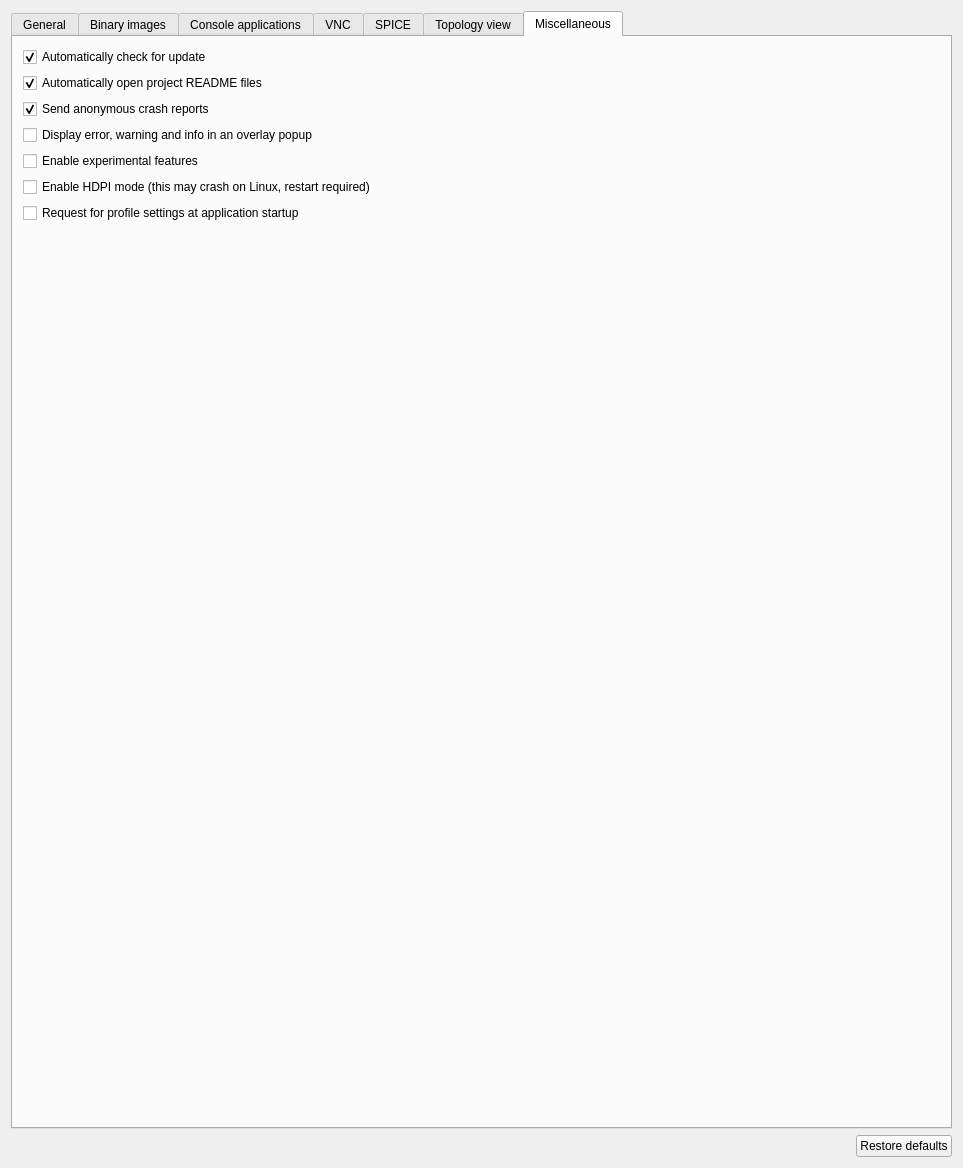
First picture: the form in gns3/ui/general_preferences_page.ui, repository kaisenlinux/gns3-gui, before the edit.
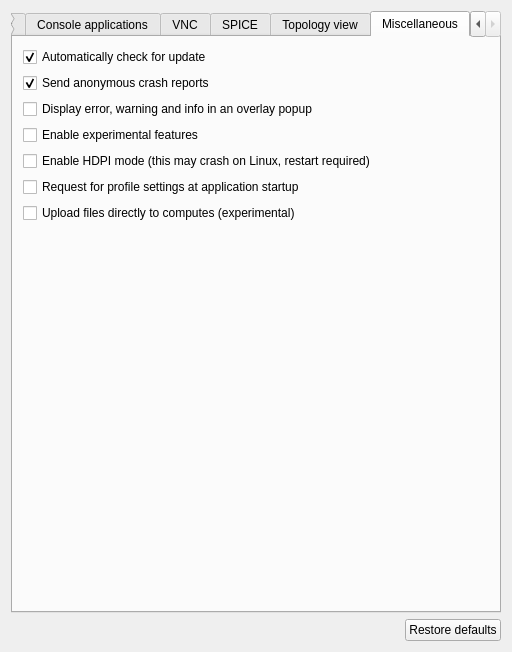
Second picture: the form after the edit. The open tabs and pages were chosen to show the change.

The edit to the form file:
```diff
--- a/gns3/ui/general_preferences_page.ui
+++ b/gns3/ui/general_preferences_page.ui
@@ -6,8 +6,8 @@
    <rect>
     <x>0</x>
     <y>0</y>
-    <width>963</width>
-    <height>1168</height>
+    <width>512</width>
+    <height>652</height>
    </rect>
   </property>
   <property name="windowTitle">
@@ -992,16 +992,6 @@
          </property>
         </widget>
        </item>
-       <item>
-        <widget class="QCheckBox" name="uiAutoOpenReadmeCheckBox">
-         <property name="text">
-          <string>Automatically open project README files</string>
-         </property>
-         <property name="checked">
-          <bool>true</bool>
-         </property>
-        </widget>
-       </item>
        <item>
         <widget class="QCheckBox" name="uiCrashReportCheckBox">
          <property name="text">
@@ -1040,6 +1030,16 @@
          </property>
         </widget>
        </item>
+       <item>
+        <widget class="QCheckBox" name="uiDirectFileUpload">
+         <property name="toolTip">
+          <string>Experimental, requires computes visibility from GUI network</string>
+         </property>
+         <property name="text">
+          <string>Upload files directly to computes (experimental)</string>
+         </property>
+        </widget>
+       </item>
        <item>
         <spacer name="verticalSpacer">
          <property name="orientation">
```
Left out of the diff: 1 changed line with no effect on the pictures.
